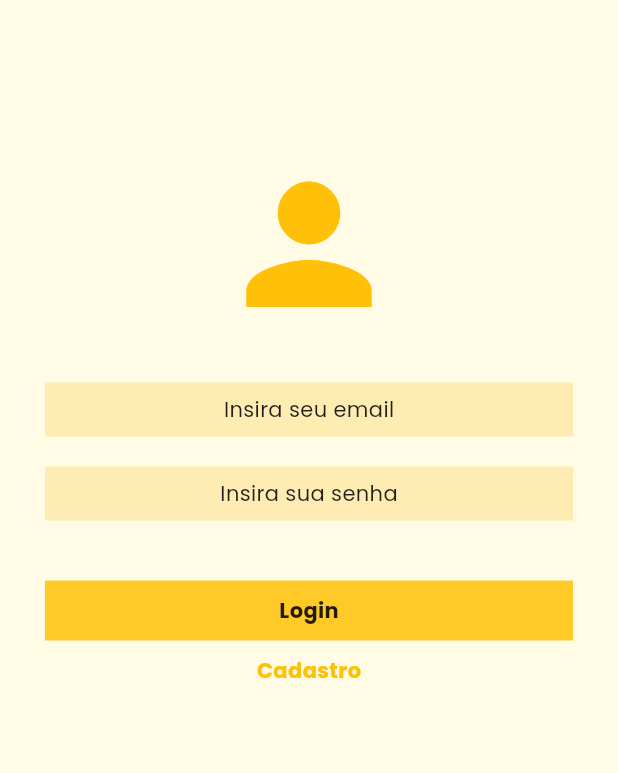
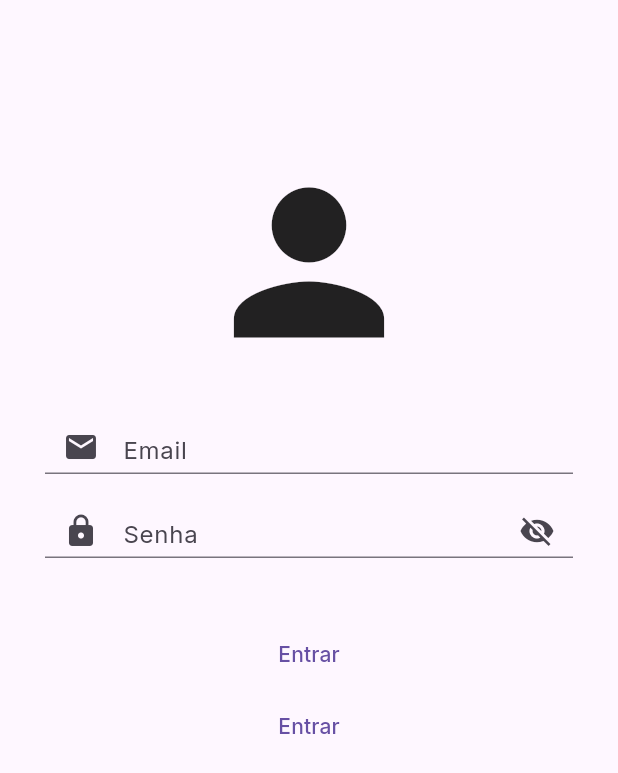
Before and after one commit to mdteixeira/Flutter, a Flutter app: the screen it shows after launch, on a phone screen of 412 x 824 dp. Shown: the top 773 px of the screen. Run offline on Flutter 3.47's test engine with Material 2 defaults, Android fonts, the phone set to English and light mode, and no system bars; our stand-ins replace google_fonts.

Commit message:
Login Screen com inputs

```diff
--- a/flutter_estudos/lib/my_app.dart
+++ b/flutter_estudos/lib/my_app.dart
@@ -10,9 +10,10 @@ class MyApp extends StatelessWidget {
     return MaterialApp(
       debugShowCheckedModeBanner: false,
       theme: ThemeData(
-          useMaterial3: true,
-          primarySwatch: Colors.blue,
-          textTheme: GoogleFonts.poppinsTextTheme()),
+        useMaterial3: true,
+        primarySwatch: Colors.blue,
+        textTheme: GoogleFonts.interTextTheme(),
+      ),
       home: const LoginPage(),
     );
   }
--- a/flutter_estudos/lib/pages/login_page.dart
+++ b/flutter_estudos/lib/pages/login_page.dart
@@ -1,4 +1,3 @@
-import 'package:flutter/cupertino.dart';
 import 'package:flutter/material.dart';
 
 class LoginPage extends StatefulWidget {
@@ -9,66 +8,114 @@ class LoginPage extends StatefulWidget {
 }
 
 class _LoginPageState extends State<LoginPage> {
+  TextEditingController emailController = TextEditingController();
+  TextEditingController passwordController = TextEditingController();
+  bool isObscureText = true;
   @override
   Widget build(BuildContext context) {
     return SafeArea(
       child: Scaffold(
-        backgroundColor: const Color.fromARGB(255, 255, 251, 229),
-        body: SizedBox(
-          width: double.infinity,
+        body: SingleChildScrollView(
+          // child: ConstrainedBox(
+          //   constraints: BoxConstraints(
+          //     maxHeight: MediaQuery.of(context).size.height,
+          //   ),
           child: Column(
             crossAxisAlignment: CrossAxisAlignment.center,
             children: [
               const SizedBox(height: 100),
-              const Icon(
-                Icons.person,
-                size: 125,
-                color: Colors.amber,
-              ),
+              // const Row(
+              // children: [
+              // Expanded(child: Container()),
+              // const Expanded(
+              // flex: 7,
+              // child:
+              const Icon(Icons.person, size: 150),
+              // child: Image.network(
+              //     'https://raw.githubusercontent.com/mdteixeira/mdteixeira.github.io/4c88e5c94f7f62e7a7a5fc09f6fb0d308b74661c/images/logo/logo-long.png',
+              //     width: 350),
+              // ),
+              // Expanded(child: Container()),
+              // ],
+              // ),
               const SizedBox(
                 height: 20,
               ),
               Container(
                 width: double.infinity,
-                color: Colors.amber.shade100,
                 margin:
                     const EdgeInsets.symmetric(horizontal: 30, vertical: 10),
                 height: 36,
-                alignment: Alignment.center,
-                child: const Text("Insira seu email"),
+                child: TextField(
+                  controller: emailController,
+                  decoration: const InputDecoration(
+                    prefixIcon: Icon(Icons.email),
+                    hintText: 'Email',
+                  ),
+                ),
               ),
               Container(
                 width: double.infinity,
-                color: Colors.amber.shade100,
                 margin:
                     const EdgeInsets.symmetric(horizontal: 30, vertical: 10),
                 height: 36,
-                alignment: Alignment.center,
-                child: const Text("Insira sua senha"),
+                child: TextField(
+                  obscureText: isObscureText,
+                  controller: passwordController,
+                  decoration: InputDecoration(
+                    prefixIcon: const Icon(Icons.lock),
+                    suffixIcon: InkWell(
+                      onTap: () {
+                        setState(() {
+                          isObscureText = !isObscureText;
+                        });
+                      },
+                      child: Icon(isObscureText
+                          ? Icons.visibility_off
+                          : Icons.visibility),
+                    ),
+                    hintText: 'Senha',
+                  ),
+                ),
               ),
               Container(
                   width: double.infinity,
-                  color: Colors.amber.shade400,
                   margin: const EdgeInsets.fromLTRB(30, 30, 30, 0),
-                  height: 40,
-                  alignment: Alignment.center,
-                  child: const Text(
-                    "Login",
-                    style: TextStyle(fontWeight: FontWeight.bold),
+                  child: SizedBox(
+                    width: double.infinity,
+                    child: TextButton(
+                        onPressed: () {
+                          if (emailController.text.trim() ==
+                                  "email@email.com" &&
+                              passwordController.text.trim() == '123') {
+                            ScaffoldMessenger.of(context).showSnackBar(
+                                const SnackBar(
+                                    content:
+                                        Text("Login efetuado com sucesso!")));
+                          } else {
+                            ScaffoldMessenger.of(context).showSnackBar(
+                                const SnackBar(
+                                    content: Text("Erro ao efetuar Login.")));
+                          }
+                        },
+                        child: const Text(
+                          'Entrar',
+                        )),
                   )),
               Container(
-                width: double.infinity,
-                margin: const EdgeInsets.symmetric(horizontal: 30),
-                height: 40,
-                alignment: Alignment.center,
-                child: const Text(
-                  "Cadastro",
-                  style: TextStyle(
-                      color: Colors.amber, fontWeight: FontWeight.bold),
-                ),
-              )
+                  width: double.infinity,
+                  margin: const EdgeInsets.fromLTRB(30, 0, 30, 0),
+                  child: SizedBox(
+                    width: double.infinity,
+                    child: TextButton(
+                        onPressed: () {},
+                        child: const Text(
+                          'Entrar',
+                        )),
+                  )),
             ],
           ),
+          // ),
         ),
       ),
     );
```
